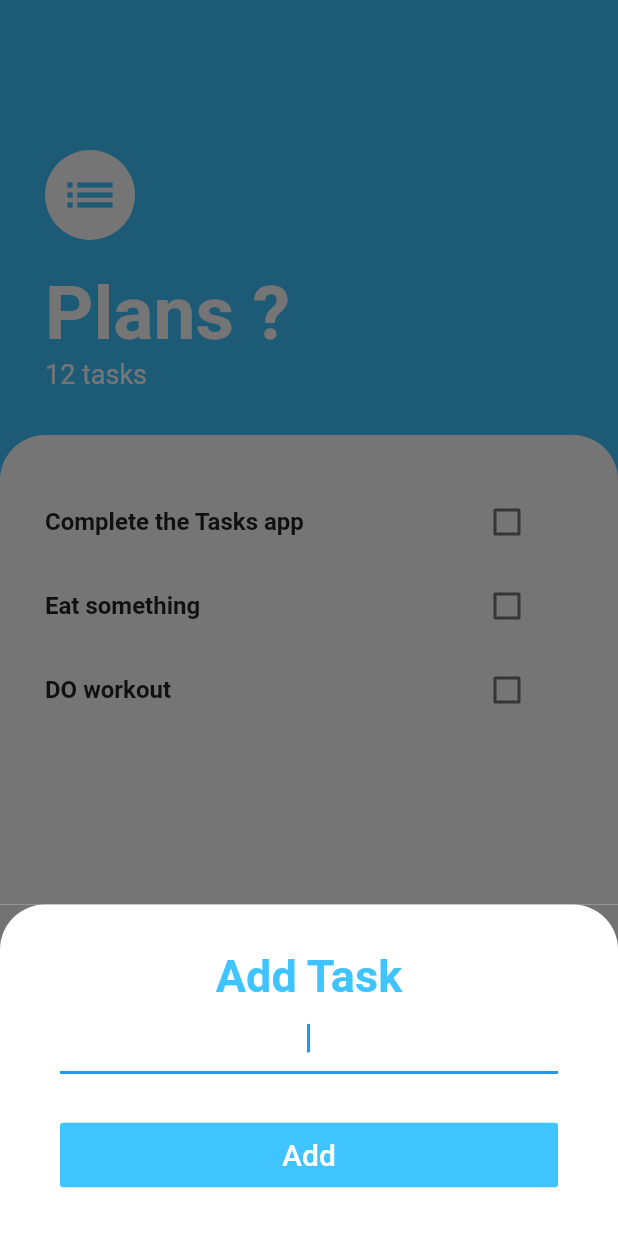
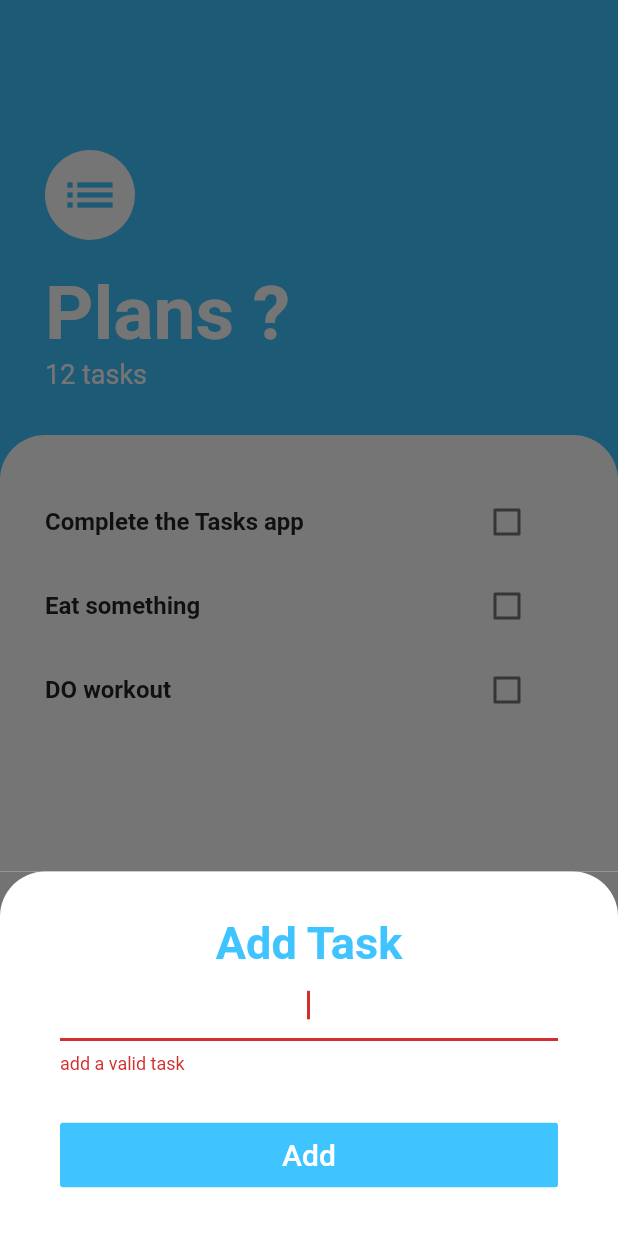
Before and after one commit to umakanth-pendyala/DO-List-APP-flutter, a Flutter app: the screen it shows after launch, after a tap on the "add" icon, on a phone screen of 412 x 824 dp. Run offline on Flutter 3.47's test engine with Material 2 defaults, Android fonts, the phone set to English and light mode, and no system bars.

Commit message:
made a seperate bottom (add task screen)

```diff
--- a/lib/screens/bottom_screen.dart
+++ b/lib/screens/bottom_screen.dart
@@ -1,7 +1,101 @@
 import 'package:flutter/material.dart';
+import 'package:today_plans/models/tasks.dart';
+
+class AddTaskScreen extends StatelessWidget {
+  @override
+  Widget build(BuildContext context) {
+    final TextEditingController newTaskController = TextEditingController();
+    bool validTask = true;
+
+    Task whenAddButtonClicked() {
+      if (newTaskController.text.trim().isNotEmpty) {
+        return Task(
+          nameOfTheTask: newTaskController.text,
+          taskStatus: false,
+        );
+      }
+    }
+
+    return SingleChildScrollView(
+      child: Container(
+        padding: EdgeInsets.only(
+          bottom: MediaQuery.of(context).viewInsets.bottom,
+        ),
+        child: Container(
+          color: Color(0xff737373),
+          // color: Colors.black,
+          child: Container(
+            decoration: BoxDecoration(
+              color: Colors.white,
+              borderRadius: BorderRadius.only(
+                topLeft: Radius.circular(30.0),
+                topRight: Radius.circular(30.0),
+              ),
+            ),
+            padding: EdgeInsets.symmetric(vertical: 30.0, horizontal: 40.0),
+            child: Column(
+              // mainAxisAlignment: MainAxisAlignment.center,
+              crossAxisAlignment: CrossAxisAlignment.stretch,
+              children: <Widget>[
+                Text(
+                  'Add Task',
+                  textAlign: TextAlign.center,
+                  style: TextStyle(
+                    color: Colors.lightBlueAccent,
+                    fontSize: 30.0,
+                    fontWeight: FontWeight.bold,
+                  ),
+                ),
+                TextField(
+                  controller: newTaskController,
+                  autofocus: true,
+                  textAlign: TextAlign.center,
+                  decoration: InputDecoration(
+                    errorText: validTask ? 'add a valid task' : null,
+                    contentPadding: EdgeInsets.all(0),
+                    border: UnderlineInputBorder(
+                      borderSide: BorderSide(
+                        color: Colors.lightBlueAccent,
+                      ),
+                    ),
+                  ),
+                ),
+                SizedBox(
+                  height: 30.0,
+                ),
+                FlatButton(
+                  padding: EdgeInsets.symmetric(vertical: 10.0),
+                  color: Colors.lightBlueAccent,
+                  onPressed: whenAddButtonClicked,
+                  child: Text(
+                    'Add',
+                    style: TextStyle(
+                      fontSize: 20.0,
+                      color: Colors.white,
+                    ),
+                  ),
+                ),
+              ],
+            ),
+          ),
+        ),
+      ),
+    );
+  }
+}
 
 Widget bottomSheetContainer(context) {
   final TextEditingController newTaskController = TextEditingController();
+  bool validTask = true;
+
+  Task whenAddButtonClicked() {
+    if (newTaskController.text.trim().isNotEmpty) {
+      return Task(
+        nameOfTheTask: newTaskController.text,
+        taskStatus: false,
+      );
+    }
+  }
 
   return SingleChildScrollView(
     child: Container(
@@ -38,6 +132,7 @@ Widget bottomSheetContainer(context) {
                 autofocus: true,
                 textAlign: TextAlign.center,
                 decoration: InputDecoration(
+                  errorText: validTask ? 'add a valid task' : null,
                   contentPadding: EdgeInsets.all(0),
                   border: UnderlineInputBorder(
                     borderSide: BorderSide(
@@ -52,9 +147,7 @@ Widget bottomSheetContainer(context) {
               FlatButton(
                 padding: EdgeInsets.symmetric(vertical: 10.0),
                 color: Colors.lightBlueAccent,
-                onPressed: () {
-                  print('i am clicked');
-                },
+                onPressed: whenAddButtonClicked,
                 child: Text(
                   'Add',
                   style: TextStyle(
--- a/lib/screens/task_screen.dart
+++ b/lib/screens/task_screen.dart
@@ -1,12 +1,29 @@
 import 'package:flutter/material.dart';
 import 'package:flutter/services.dart';
+import 'package:today_plans/models/tasks.dart';
 import 'package:today_plans/screens/bottom_screen.dart';
 import 'package:today_plans/widgets/task_list.dart';
 
-class TasksScreen extends StatelessWidget {
+class TasksScreen extends StatefulWidget {
   // const TaskScreen({Key key}) : super(key: key);
+  @override
+  _TasksScreenState createState() => _TasksScreenState();
+}
+
+class _TasksScreenState extends State<TasksScreen> {
   bool checkBoxValue = false;
-  final TextEditingController newTaskController = TextEditingController();
+
+  List<Task> tasks = [
+    Task(nameOfTheTask: 'Complete the Tasks app'),
+    Task(nameOfTheTask: 'Eat something'),
+    Task(nameOfTheTask: 'DO workout'),
+  ];
+
+  addAnotherTask(Task newTask) {
+    setState(() {
+      tasks.add(newTask);
+    });
+  }
 
   @override
   Widget build(BuildContext context) {
@@ -76,7 +93,9 @@ class TasksScreen extends StatelessWidget {
                   topRight: Radius.circular(30.0),
                 ),
               ),
-              child: Tasks(),
+              child: Tasks(
+                tasks: tasks,
+              ),
             ),
           ),
         ],
@@ -85,7 +104,7 @@ class TasksScreen extends StatelessWidget {
         onPressed: () {
           showModalBottomSheet(
             context: context,
-            builder: bottomSheetContainer,
+            builder: (context) => AddTaskScreen(),
             isScrollControlled: true,
           );
         },
--- a/lib/widgets/task_list.dart
+++ b/lib/widgets/task_list.dart
@@ -3,35 +3,28 @@ import 'package:today_plans/models/tasks.dart';
 import 'package:today_plans/widgets/task_tile.dart';
 
 class Tasks extends StatefulWidget {
-  const Tasks({
-    Key key,
-  }) : super(key: key);
+  final List<Task> tasks;
+  Tasks({@required this.tasks});
 
   @override
   _TasksState createState() => _TasksState();
 }
 
 class _TasksState extends State<Tasks> {
-  List<Task> tasks = [
-    Task(nameOfTheTask: 'Complete the Tasks app'),
-    Task(nameOfTheTask: 'Eat something'),
-    Task(nameOfTheTask: 'DO workout'),
-  ];
-
   onTaskChanged(int index) {
     setState(() {
-      tasks[index].updateTaskStatus();
+      widget.tasks[index].updateTaskStatus();
     });
   }
 
   @override
   Widget build(BuildContext context) {
     return ListView.builder(
-      itemCount: tasks.length,
+      itemCount: widget.tasks.length,
       itemBuilder: (context, index) {
         return TaskTile(
-          nameOfTheTask: tasks[index].nameOfTheTask,
-          isChecked: tasks[index].taskStatus,
+          nameOfTheTask: widget.tasks[index].nameOfTheTask,
+          isChecked: widget.tasks[index].taskStatus,
           // onTaskCompleted: (checkBoxState) {
           //   setState(() {
           //     tasks[index].updateTaskStatus();
@@ -41,12 +34,13 @@ class _TasksState extends State<Tasks> {
         );
       },
     );
-    // return ListView(
-    //   padding: EdgeInsets.all(0),
-    //   children: <Widget>[
-    //     TaskTile(),
-    //     TaskTile(),
-    //   ],
-    // );
   }
 }
+
+// return ListView(
+//   padding: EdgeInsets.all(0),
+//   children: <Widget>[
+//     TaskTile(),
+//     TaskTile(),
+//   ],
+// );
```
